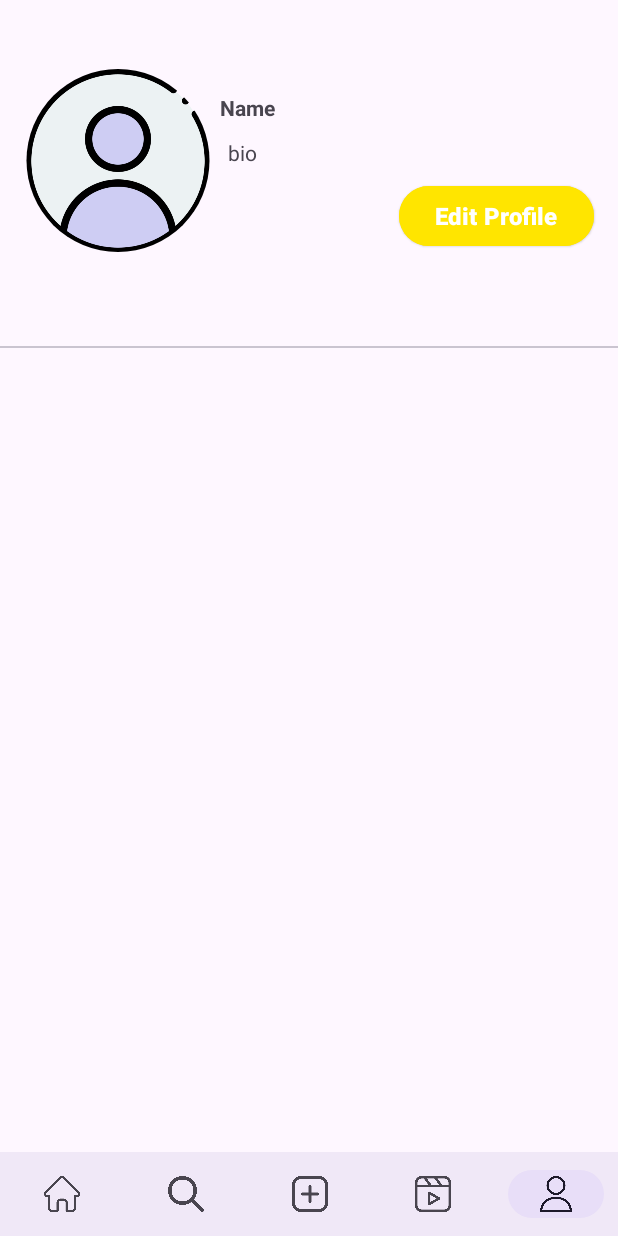
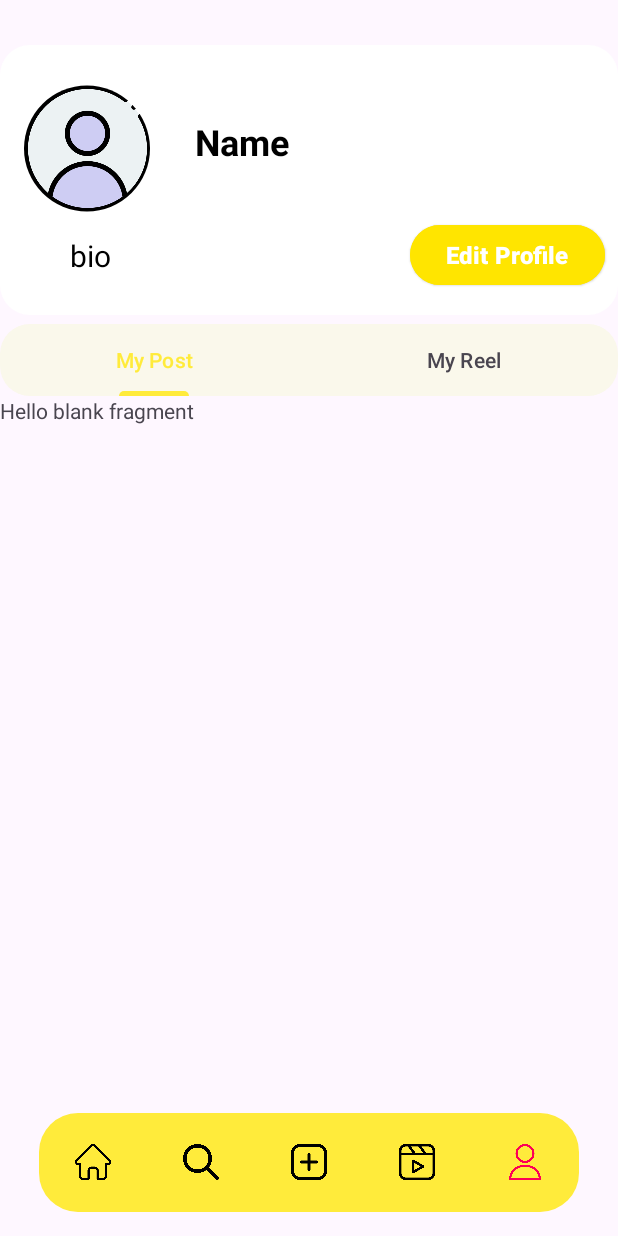
Before and after one commit to khananon/duckapp, an Android app: the profileFragment screen opened through its navigation route, on a phone screen of 412 x 824 dp. Run offline under Robolectric (Android 15) with nearby library versions, the phone set to English and light mode, and no system bars; our stand-ins replace CircleImageView, Firebase (no records; nobody signed in at launch, a user with empty details on screens opened directly), Picasso, navigation-ui; 4 statements that could not run were skipped.

Commit message:
my commit

```diff
--- /dev/null
+++ b/app/src/main/java/com/example/instagram/adapters/ViewpagersAdapter.kt
@@ -0,0 +1,26 @@
+package com.example.instagram.adapters
+
+import androidx.fragment.app.Fragment
+import androidx.fragment.app.FragmentManager
+import androidx.fragment.app.FragmentPagerAdapter
+import androidx.viewpager2.adapter.FragmentViewHolder
+
+class ViewpagersAdapter (fm : FragmentManager) : FragmentPagerAdapter(fm , BEHAVIOR_RESUME_ONLY_CURRENT_FRAGMENT) {
+    val fragmenList = mutableListOf<Fragment>()
+    val titleList = mutableListOf<String>()
+    override fun getCount(): Int {
+   return  fragmenList.size
+    }
+
+    override fun getItem(position: Int): Fragment {
+        return fragmenList.get(position)
+    }
+
+    override fun getPageTitle(position: Int): CharSequence? {
+        return titleList.get(position)
+    }
+    fun addFragments(fragment: Fragment,title:String){
+        fragmenList.add(fragment)
+        titleList.add(title)
+    }
+}
--- /dev/null
+++ b/app/src/main/java/com/example/instagram/fragments/MypostFragment.kt
@@ -0,0 +1,60 @@
+package com.example.instagram.fragments
+
+import android.os.Bundle
+import androidx.fragment.app.Fragment
+import android.view.LayoutInflater
+import android.view.View
+import android.view.ViewGroup
+import com.example.instagram.R
+
+// TODO: Rename parameter arguments, choose names that match
+// the fragment initialization parameters, e.g. ARG_ITEM_NUMBER
+private const val ARG_PARAM1 = "param1"
+private const val ARG_PARAM2 = "param2"
+
+/**
+ * A simple [Fragment] subclass.
+ * Use the [MypostFragment.newInstance] factory method to
+ * create an instance of this fragment.
+ */
+class MypostFragment : Fragment() {
+    // TODO: Rename and change types of parameters
+    private var param1: String? = null
+    private var param2: String? = null
+
+    override fun onCreate(savedInstanceState: Bundle?) {
+        super.onCreate(savedInstanceState)
+        arguments?.let {
+            param1 = it.getString(ARG_PARAM1)
+            param2 = it.getString(ARG_PARAM2)
+        }
+    }
+
+    override fun onCreateView(
+        inflater: LayoutInflater, container: ViewGroup?,
+        savedInstanceState: Bundle?
+    ): View? {
+        // Inflate the layout for this fragment
+        return inflater.inflate(R.layout.fragment_mypost, container, false)
+    }
+
+    companion object {
+        /**
+         * Use this factory method to create a new instance of
+         * this fragment using the provided parameters.
+         *
+         * @param param1 Parameter 1.
+         * @param param2 Parameter 2.
+         * @return A new instance of fragment MypostFragment.
+         */
+        // TODO: Rename and change types and number of parameters
+        @JvmStatic
+        fun newInstance(param1: String, param2: String) =
+            MypostFragment().apply {
+                arguments = Bundle().apply {
+                    putString(ARG_PARAM1, param1)
+                    putString(ARG_PARAM2, param2)
+                }
+            }
+    }
+}
--- /dev/null
+++ b/app/src/main/java/com/example/instagram/fragments/MyreelFragment.kt
@@ -0,0 +1,60 @@
+package com.example.instagram.fragments
+
+import android.os.Bundle
+import androidx.fragment.app.Fragment
+import android.view.LayoutInflater
+import android.view.View
+import android.view.ViewGroup
+import com.example.instagram.R
+
+// TODO: Rename parameter arguments, choose names that match
+// the fragment initialization parameters, e.g. ARG_ITEM_NUMBER
+private const val ARG_PARAM1 = "param1"
+private const val ARG_PARAM2 = "param2"
+
+/**
+ * A simple [Fragment] subclass.
+ * Use the [MyreelFragment.newInstance] factory method to
+ * create an instance of this fragment.
+ */
+class MyreelFragment : Fragment() {
+    // TODO: Rename and change types of parameters
+    private var param1: String? = null
+    private var param2: String? = null
+
+    override fun onCreate(savedInstanceState: Bundle?) {
+        super.onCreate(savedInstanceState)
+        arguments?.let {
+            param1 = it.getString(ARG_PARAM1)
+            param2 = it.getString(ARG_PARAM2)
+        }
+    }
+
+    override fun onCreateView(
+        inflater: LayoutInflater, container: ViewGroup?,
+        savedInstanceState: Bundle?
+    ): View? {
+        // Inflate the layout for this fragment
+        return inflater.inflate(R.layout.fragment_myreel, container, false)
+    }
+
+    companion object {
+        /**
+         * Use this factory method to create a new instance of
+         * this fragment using the provided parameters.
+         *
+         * @param param1 Parameter 1.
+         * @param param2 Parameter 2.
+         * @return A new instance of fragment MyreelFragment.
+         */
+        // TODO: Rename and change types and number of parameters
+        @JvmStatic
+        fun newInstance(param1: String, param2: String) =
+            MyreelFragment().apply {
+                arguments = Bundle().apply {
+                    putString(ARG_PARAM1, param1)
+                    putString(ARG_PARAM2, param2)
+                }
+            }
+    }
+}
--- a/app/src/main/java/com/example/instagram/fragments/profileFragment.kt
+++ b/app/src/main/java/com/example/instagram/fragments/profileFragment.kt
@@ -9,6 +9,7 @@ import android.view.ViewGroup
 import com.example.instagram.Models.User
 import com.example.instagram.R
 import com.example.instagram.SignUpActivity
+import com.example.instagram.adapters.ViewpagersAdapter
 import com.example.instagram.databinding.FragmentProfileBinding
 import com.example.instagram.utils.USER_NODE
 import com.google.firebase.auth.ktx.auth
@@ -20,7 +21,7 @@ import com.squareup.picasso.Picasso
 
 class profileFragment : Fragment() {
     private lateinit var binding: FragmentProfileBinding
-
+    private lateinit var viewpagersAdapter: ViewpagersAdapter
     override fun onCreate(savedInstanceState: Bundle?) {
         super.onCreate(savedInstanceState)
 
@@ -40,6 +41,11 @@ class profileFragment : Fragment() {
             activity?.startActivity(intent)
 
         }
+        viewpagersAdapter = ViewpagersAdapter(requireActivity().supportFragmentManager)
+        viewpagersAdapter.addFragments(MypostFragment(),"My Post")
+        viewpagersAdapter.addFragments(MyreelFragment(),"My Reel")
+        binding.viewPager.adapter=viewpagersAdapter
+        binding.tableLayout.setupWithViewPager(binding.viewPager)
         return binding.root
     }
 
--- /dev/null
+++ b/app/src/main/res/drawable/nav_bar_back.xml
@@ -0,0 +1,7 @@
+<?xml version="1.0" encoding="utf-8"?>
+<shape xmlns:android="http://schemas.android.com/apk/res/android">
+    <solid android:color="#FFEB3B"/>
+
+    <corners android:radius="26dp"/>
+    <padding android:left="0dp" android:top="0dp" android:right="0dp" android:bottom="0dp" />
+</shape>
--- /dev/null
+++ b/app/src/main/res/drawable/profile_back.xml
@@ -0,0 +1,7 @@
+<?xml version="1.0" encoding="utf-8"?>
+<shape xmlns:android="http://schemas.android.com/apk/res/android">
+    <solid android:color="#FFFFFF"/>
+
+    <corners android:radius="20dp"/>
+    <padding android:left="0dp" android:top="0dp" android:right="0dp" android:bottom="0dp" />
+</shape>
--- a/app/src/main/res/layout/activity_home.xml
+++ b/app/src/main/res/layout/activity_home.xml
@@ -8,10 +8,13 @@
 
     <com.google.android.material.bottomnavigation.BottomNavigationView
         android:id="@+id/nav_view"
-        android:layout_width="0dp"
-        android:layout_height="56dp"
-app:labelVisibilityMode="unlabeled"
-        android:background="?android:attr/windowBackground"
+        android:layout_width="360dp"
+        android:layout_height="66dp"
+        android:layout_marginBottom="16dp"
+        android:background="@drawable/nav_bar_back"
+        app:itemActiveIndicatorStyle="@android:id/primary"
+        app:itemRippleColor="#FA0257"
+        app:labelVisibilityMode="unlabeled"
         app:layout_constraintBottom_toBottomOf="parent"
         app:layout_constraintLeft_toLeftOf="parent"
         app:layout_constraintRight_toRightOf="parent"
--- /dev/null
+++ b/app/src/main/res/layout/fragment_mypost.xml
@@ -0,0 +1,14 @@
+<?xml version="1.0" encoding="utf-8"?>
+<FrameLayout xmlns:android="http://schemas.android.com/apk/res/android"
+    xmlns:tools="http://schemas.android.com/tools"
+    android:layout_width="match_parent"
+    android:layout_height="match_parent"
+    tools:context=".fragments.MypostFragment">
+
+    <!-- TODO: Update blank fragment layout -->
+    <TextView
+        android:layout_width="match_parent"
+        android:layout_height="match_parent"
+        android:text="@string/hello_blank_fragment" />
+
+</FrameLayout>
--- /dev/null
+++ b/app/src/main/res/layout/fragment_myreel.xml
@@ -0,0 +1,14 @@
+<?xml version="1.0" encoding="utf-8"?>
+<FrameLayout xmlns:android="http://schemas.android.com/apk/res/android"
+    xmlns:tools="http://schemas.android.com/tools"
+    android:layout_width="match_parent"
+    android:layout_height="match_parent"
+    tools:context=".fragments.MyreelFragment">
+
+    <!-- TODO: Update blank fragment layout -->
+    <TextView
+        android:layout_width="match_parent"
+        android:layout_height="match_parent"
+        android:text="@string/hello_blank_fragment" />
+
+</FrameLayout>
--- a/app/src/main/res/layout/fragment_profile.xml
+++ b/app/src/main/res/layout/fragment_profile.xml
@@ -11,32 +11,38 @@
 
     <androidx.constraintlayout.widget.ConstraintLayout
         android:layout_width="match_parent"
-        android:layout_height="wrap_content">
+        android:layout_height="180dp"
+        android:background="@drawable/profile_back">
 
         <de.hdodenhof.circleimageview.CircleImageView
             android:id="@+id/dp"
-            android:layout_width="125dp"
-            android:layout_height="122dp"
+            android:layout_width="84dp"
+            android:layout_height="86dp"
             android:layout_marginStart="16dp"
             android:layout_marginTop="16dp"
             android:layout_marginBottom="16dp"
             android:src="@drawable/user"
             app:layout_constraintBottom_toBottomOf="parent"
             app:layout_constraintStart_toStartOf="parent"
-            app:layout_constraintTop_toTopOf="parent" />
+            app:layout_constraintTop_toTopOf="parent"
+            app:layout_constraintVertical_bias="0.161" />
 
         <TextView
             android:id="@+id/name"
             android:layout_width="wrap_content"
             android:layout_height="wrap_content"
             android:layout_margin="5dp"
-            android:layout_marginStart="4dp"
+            android:layout_marginStart="16dp"
             android:text="Name"
+            android:textColor="@color/black"
+            android:textSize="24dp"
             android:textStyle="bold"
             app:layout_constraintBottom_toTopOf="@+id/bio"
+            app:layout_constraintEnd_toEndOf="parent"
+            app:layout_constraintHorizontal_bias="0.103"
             app:layout_constraintStart_toEndOf="@+id/dp"
             app:layout_constraintTop_toTopOf="parent"
-            app:layout_constraintVertical_bias="0.281"
+            app:layout_constraintVertical_bias="0.51"
             app:layout_constraintVertical_chainStyle="packed" />
 
         <TextView
@@ -44,11 +50,15 @@
             android:layout_width="wrap_content"
             android:layout_height="wrap_content"
             android:layout_margin="5dp"
-            android:layout_marginStart="16dp"
             android:text="bio"
+            android:textColor="@color/black"
+            android:textSize="20dp"
             app:layout_constraintBottom_toBottomOf="parent"
-            app:layout_constraintStart_toStartOf="@+id/name"
-            app:layout_constraintTop_toBottomOf="@+id/name" />
+            app:layout_constraintEnd_toStartOf="@+id/edit_profile"
+            app:layout_constraintHorizontal_bias="0.177"
+            app:layout_constraintStart_toStartOf="parent"
+            app:layout_constraintTop_toBottomOf="@+id/dp"
+            app:layout_constraintVertical_bias="0.317" />
 
         <Button
             android:id="@+id/edit_profile"
@@ -60,20 +70,26 @@
             android:textColor="@color/white"
             android:textSize="16dp"
             android:textStyle="bold"
-            app:layout_constraintBottom_toBottomOf="@+id/dp"
+            app:layout_constraintBottom_toBottomOf="parent"
             app:layout_constraintEnd_toEndOf="parent"
-            app:layout_constraintHorizontal_bias="0.877"
-            app:layout_constraintStart_toStartOf="@+id/bio"
-            app:layout_constraintTop_toTopOf="@+id/dp"
-            app:layout_constraintVertical_bias="1.0" />
+            app:layout_constraintHorizontal_bias="0.97"
+            app:layout_constraintStart_toStartOf="parent"
+            app:layout_constraintTop_toTopOf="parent"
+            app:layout_constraintVertical_bias="0.878" />
 
     </androidx.constraintlayout.widget.ConstraintLayout>
 
     <com.google.android.material.tabs.TabLayout
+        android:id="@+id/tableLayout"
         android:layout_width="match_parent"
-        android:layout_height="wrap_content"/>
+        android:layout_height="wrap_content"
+        android:background="@drawable/profile_back"
+        android:backgroundTint="#FAF8EB"
+        android:layout_marginTop="6dp"
+        />
 
     <androidx.viewpager.widget.ViewPager
+        android:id="@+id/viewPager"
         android:layout_width="match_parent"
         android:layout_height="match_parent" />
 </LinearLayout>
--- a/app/src/main/res/values-night/themes.xml
+++ b/app/src/main/res/values-night/themes.xml
@@ -2,6 +2,21 @@
     <!-- Base application theme. -->
     <style name="Base.Theme.Instagram" parent="Theme.Material3.DayNight.NoActionBar">
         <!-- Customize your dark theme here. -->
-        <!-- <item name="colorPrimary">@color/my_dark_primary</item> -->
+         <item name="colorPrimary">#FFEB3B</item>
+        <item name="android:textColorPrimary">@color/black</item>
+        <item name="colorSecondary">@color/white</item>
+
+        <item name="colorOnSurfaceVariant">@color/black</item>
+        <item name="colorOnSecondaryContainer">#FF0057</item>
+    </style>
+
+    <style name="Widget.App.BottomNavigationView" parent="Widget.Material3.BottomNavigationView">
+        <item name="materialThemeOverlay">@style/ThemeOverlay.App.BottomNavigationView</item>
+    </style>
+
+    <style name="ThemeOverlay.App.BottomNavigationView" parent="">
+
+
+
     </style>
 </resources>
--- a/app/src/main/res/values/themes.xml
+++ b/app/src/main/res/values/themes.xml
@@ -1,8 +1,21 @@
 <resources xmlns:tools="http://schemas.android.com/tools">
     <!-- Base application theme. -->
     <style name="Base.Theme.Instagram" parent="Theme.Material3.DayNight.NoActionBar">
-        <!-- Customize your light theme here. -->
-        <!-- <item name="colorPrimary">@color/my_light_primary</item> -->
+        Customize your light theme here. -->
+        <item name="colorPrimary">#FFEB3B</item>
+        <item name="bottomNavigationStyle">@style/Widget.App.BottomNavigationView</item>
+    </style>
+
+    <style name="Widget.App.BottomNavigationView" parent="Widget.Material3.BottomNavigationView">
+        <item name="materialThemeOverlay">@style/ThemeOverlay.App.BottomNavigationView</item>
+    </style>
+
+    <style name="ThemeOverlay.App.BottomNavigationView" parent="">
+    <item name="colorSurface">#FFEB3B</item>
+    <item name="colorOnSurfaceVariant">@color/black</item>
+        <item name="colorOnSecondaryContainer">#FD0056</item>
+
+
     </style>
 
     <style name="Theme.Instagram" parent="Base.Theme.Instagram" />
```
Also changed, not shown: app/src/main/res/menu/bottom_nav_menu.xml (+7 -2 lines).
